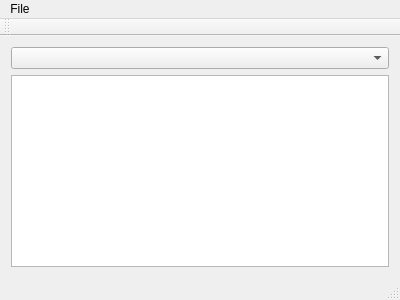
First picture: the form in FileGatherer/mainwindow.ui, repository pbuttgereit/FileGatherer, before the edit.
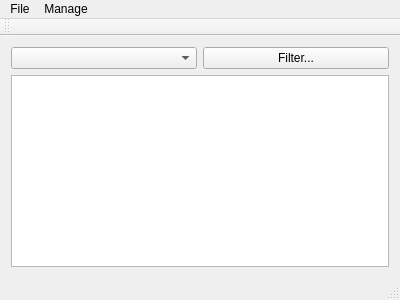
Second picture: the form after the edit.

Commit message: first filter features implemented

```diff
--- a/FileGatherer/mainwindow.ui
+++ b/FileGatherer/mainwindow.ui
@@ -16,7 +16,18 @@
   <widget class="QWidget" name="centralWidget">
    <layout class="QVBoxLayout" name="verticalLayout">
     <item>
-     <widget class="QComboBox" name="comboBoxTables"/>
+     <layout class="QHBoxLayout" name="horizontalLayout">
+      <item>
+       <widget class="QComboBox" name="comboBoxTables"/>
+      </item>
+      <item>
+       <widget class="QPushButton" name="pushButtonFilter">
+        <property name="text">
+         <string>Filter...</string>
+        </property>
+       </widget>
+      </item>
+     </layout>
     </item>
     <item>
      <widget class="QTableView" name="tableViewFiles"/>
@@ -38,7 +49,14 @@
     </property>
     <addaction name="actionGather_from_Directory"/>
    </widget>
+   <widget class="QMenu" name="menuManage">
+    <property name="title">
+     <string>Manage</string>
+    </property>
+    <addaction name="actionFile_Lists"/>
+   </widget>
    <addaction name="menuFile"/>
+   <addaction name="menuManage"/>
   </widget>
   <widget class="QToolBar" name="mainToolBar">
    <attribute name="toolBarArea">
```
Left out of the diff: 5 changed lines with no effect on the pictures. The commit also changes 10 other files.
